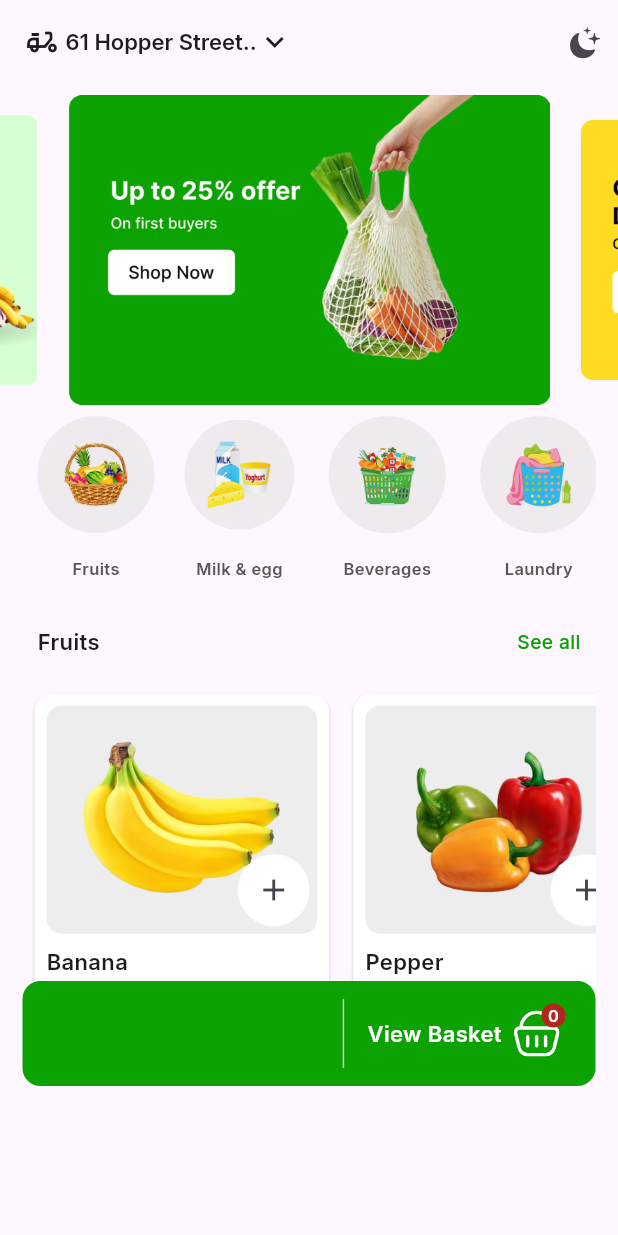
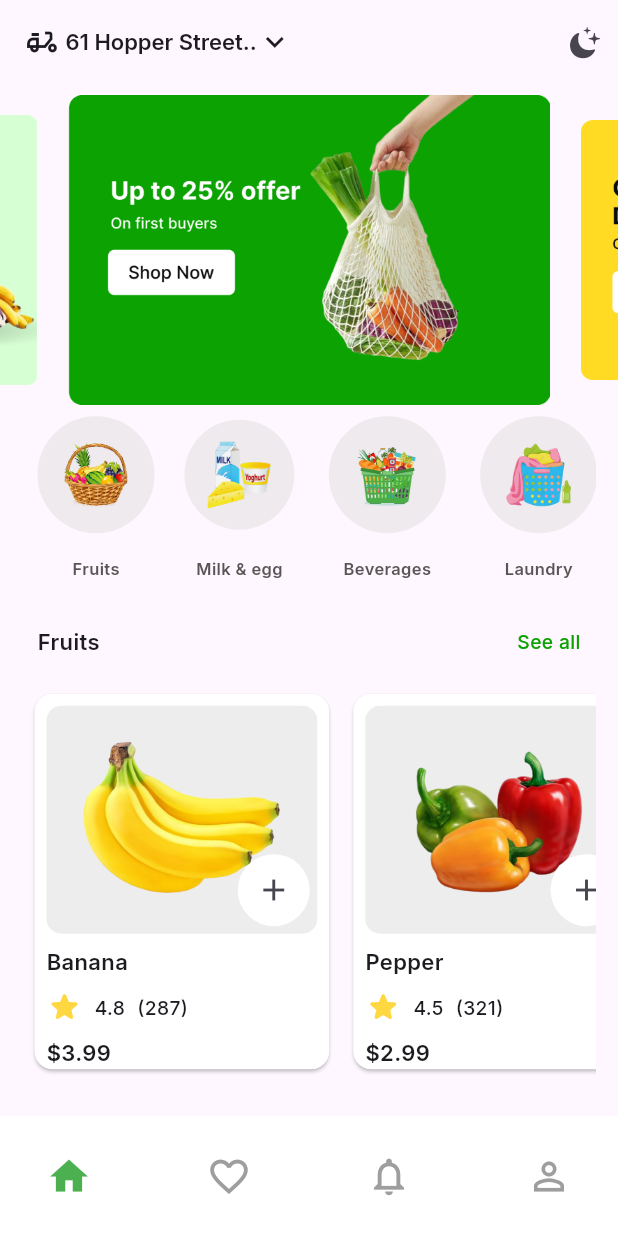
Before and after one commit to MohammedHafiz27/grabber, a Flutter app: the screen it shows after launch, on a phone screen of 412 x 824 dp. Run offline on Flutter 3.47's test engine with Material 3 defaults, Android fonts, the light colour scheme and no system bars; drawn by our look-alikes of carousel_slider; our stand-ins replace flutter_bloc, flutter_svg, go_router, google_fonts.

Commit message:
BottomAppBar

```diff
--- a/lib/Core/utils/app_route.dart
+++ b/lib/Core/utils/app_route.dart
@@ -1,5 +1,7 @@
 import 'package:flutter/material.dart';
+import 'package:flutter_bloc/flutter_bloc.dart';
 import 'package:go_router/go_router.dart';
+import 'package:grabber/Features/home_page/presentation/view%20models/cart_cubit/cart_cubit.dart';
 import 'package:grabber/Features/home_page/presentation/views/home_page.dart';
 import 'package:grabber/Features/splash_screen/presentation/views/splash_screen.dart';
 
@@ -17,7 +19,7 @@ abstract class AppRoute {
           GoRoute(
             path: homeScreen,
             builder: (context, state) {
-              return HomePage();
+              return BlocProvider(create: (context) => CartCubit(), child: HomePage());
             },
           ),
         ],
--- a/lib/Features/home_page/presentation/views/home_page.dart
+++ b/lib/Features/home_page/presentation/views/home_page.dart
@@ -1,5 +1,6 @@
 import 'package:flutter/material.dart';
 import 'package:flutter_bloc/flutter_bloc.dart';
+import 'package:grabber/Features/home_page/data/models/fruits_model.dart';
 import 'package:grabber/Features/home_page/presentation/view%20models/cart_cubit/cart_cubit.dart';
 import 'package:grabber/Features/home_page/presentation/views/widgets/category_item_list_builder.dart';
 import 'package:grabber/Features/home_page/presentation/views/widgets/custom_app_bar.dart';
@@ -15,9 +16,22 @@ class HomePage extends StatelessWidget {
   Widget build(BuildContext context) {
     return Scaffold(
       appBar: CustomAppBar(),
-      body: BlocProvider(
-        create: (context) => CartCubit(),
+      bottomNavigationBar: BottomAppBar(
+        color: Colors.white,
         child: Padding(
+          padding: const EdgeInsets.symmetric(horizontal: 15.0, vertical: 8),
+          child: Row(
+            mainAxisAlignment: MainAxisAlignment.spaceBetween,
+            children: [
+              Icon(Icons.home, color: Colors.green, size: 30),
+              Icon(Icons.favorite_border, color: Colors.grey, size: 30),
+              Icon(Icons.notifications_none, color: Colors.grey, size: 30),
+              Icon(Icons.person_outline, color: Colors.grey, size: 30),
+            ],
+          ),
+        ),
+      ),
+      body: Padding(
         padding: const EdgeInsets.symmetric(horizontal: 15.0),
         child: Stack(
           children: [
@@ -29,9 +43,12 @@ class HomePage extends StatelessWidget {
                 SliverToBoxAdapter(child: FruitsItemListBuilder()),
               ],
             ),
-              Positioned(bottom: 100, child: PopUpCart()),
+            BlocBuilder<CartCubit, List<FruitsModel>>(
+              builder: (context, state) {
+                return state.isNotEmpty ? Positioned(bottom: 20, child: PopUpCart()) : SizedBox.shrink();
+              },
+            ),
           ],
-          ),
         ),
       ),
     );
--- a/lib/Features/home_page/presentation/views/widgets/pop_up_cart.dart
+++ b/lib/Features/home_page/presentation/views/widgets/pop_up_cart.dart
@@ -25,6 +25,7 @@ class PopUpCart extends StatelessWidget {
 
           Text("View Basket", style: AppStyles.styleBold16(context).copyWith(color: Colors.white)),
           Badge(
+            backgroundColor: Colors.red,
             label: Text(
               context.read<CartCubit>().state.length.toString(),
               style: AppStyles.styleBold12(context).copyWith(color: Colors.white),
```
Lines whose indentation alone changed are shown as unchanged.
